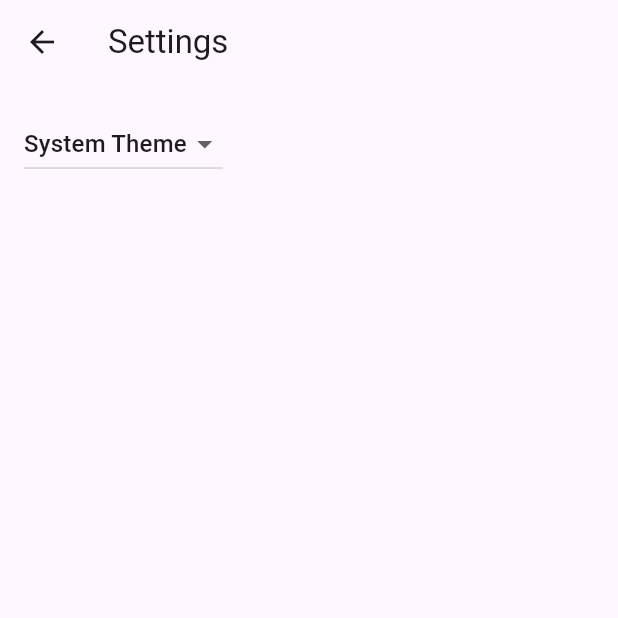
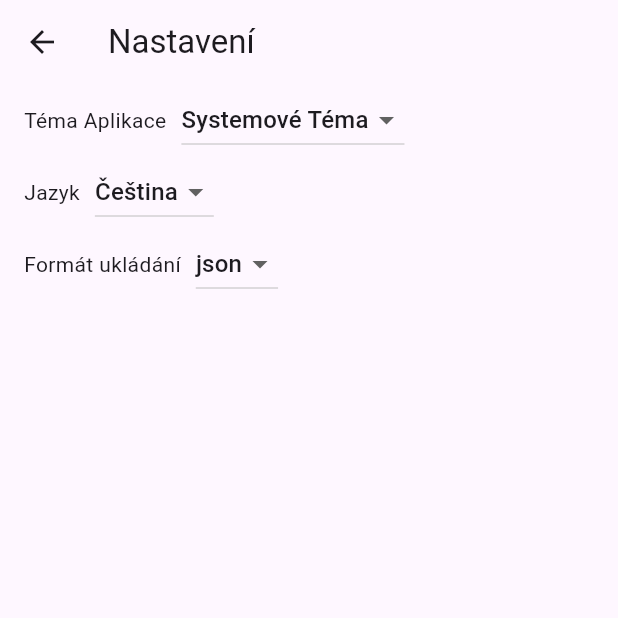
Before and after one commit to VSladek/Rimacom_poznamkova_appka, a Flutter app: the screen it shows after launch, after a tap on the "settings" icon, on a phone screen of 412 x 824 dp, the top half of it. Run offline on Flutter 3.47's test engine with Material 3 defaults, Android fonts, the phone set to English and light mode, and no system bars; our stand-ins replace shared_preferences; generated files the repository leaves out were written again.

Commit message:
Working settings, Notes Details

```diff
--- a/lib/src/localization/app_cs.arb
+++ b/lib/src/localization/app_cs.arb
@@ -1,5 +1,22 @@
 {
   "@@locale": "cs",
   "appTitle": "Poznámky",
-  "helloWorld": "Ahoj Světe!"
+  "settings": "Nastavení",
+  "language": "Jazyk",
+  "format": "Formát ukládání",
+  "format_txt": "txt",
+  "format_json": "json",
+  "export": "Exportovat Poznámky",
+  "import": "Importovat Poznámky",
+  "theme": "Téma Aplikace",
+  "light_theme": "Světlé Téma",
+  "dark_theme": "Tmavé Téma",
+  "system_theme": "Systemové Téma",
+  "edit_note": "Editovat",
+  "new_note": "Nový",
+  "delete_note": "Smazat",
+  "save": "Uložit",
+  "title": "Název:",
+  "body": "Tělo:",
+  "time": "Čas:"
 }
--- a/lib/src/pages/home.dart
+++ b/lib/src/pages/home.dart
@@ -1,5 +1,6 @@
 import 'package:flutter/material.dart';
 import 'package:flutter_gen/gen_l10n/app_localizations.dart';
+import 'package:rimacom_poznamkova_appka/src/pages/notes/note.dart';
 import 'notes/note_detail.dart';
 import 'notes/notes_list.dart';
 import 'settings/settings_controller.dart';
@@ -26,7 +27,8 @@ class Home extends StatelessWidget {
           //localization
           localizationsDelegates: AppLocalizations.localizationsDelegates,
           supportedLocales: AppLocalizations.supportedLocales,
-          locale: const Locale('cs', ''),
+          locale: settingsController.localization,
+
           localeResolutionCallback: (
             locale,
             supportedLocales,
@@ -51,7 +53,9 @@ class Home extends StatelessWidget {
                   case SettingsView.routeName:
                     return SettingsView(controller: settingsController);
                   case NoteDetail.routeName:
-                    return const NoteDetail();
+                    final Map<String, dynamic> noteJson = routeSettings.arguments as Map<String, dynamic>;
+                    final Note notedata = Note.fromJson(noteJson);
+                    return NoteDetail(note: notedata);
                   case NoteList.routeName:
                   default:
                     return const NoteList();
--- a/lib/src/pages/notes/note.dart
+++ b/lib/src/pages/notes/note.dart
@@ -8,4 +8,22 @@ class Note {
   final String detail;
 
   final int date;
+
+  Map<String, dynamic> toJson() {
+    return {
+      'id': id,
+      'name': name,
+      'detail': detail,
+      'date': date,
+    };
+  }
+
+  factory Note.fromJson(Map<String, dynamic> json) {
+    return Note(
+      json['id'] as int,
+      json['name'] as String,
+      json['detail'] as String,
+      json['date'] as int,
+    );
+  }
 }
--- /dev/null
+++ b/lib/src/pages/notes/note_saving.dart
@@ -0,0 +1,32 @@
+import 'package:flutter/material.dart';
+import '';
+
+class NoteSaveFormat {
+  static const String txt = 'txt';
+  static const String json = 'json';
+
+  final String format;
+
+  const NoteSaveFormat(this.format);
+
+  bool isSupported() {
+    return format == txt || format == json;
+  }
+
+  static NoteSaveFormat? fromString(String formatString) {
+    if (formatString == txt || formatString == json) {
+      return NoteSaveFormat(formatString);
+    }
+    return null;
+  }
+
+  @override
+  bool operator ==(Object other) {
+    if (identical(this, other)) return true;
+
+    return other is NoteSaveFormat && other.format == format;
+  }
+
+  @override
+  int get hashCode => format.hashCode;
+}
--- a/lib/src/pages/notes/notes_list.dart
+++ b/lib/src/pages/notes/notes_list.dart
@@ -43,9 +43,11 @@ class NoteList extends StatelessWidget {
               title: Text(item.name),
               leading: Text('${item.id}: '),
               onTap: () {
+                final itemJson = item.toJson();
                 Navigator.restorablePushNamed(
                   context,
                   NoteDetail.routeName,
+                  arguments: itemJson,
                 );
               });
         },
--- a/lib/src/pages/settings/settings_controller.dart
+++ b/lib/src/pages/settings/settings_controller.dart
@@ -1,50 +1,47 @@
 import 'package:flutter/material.dart';
-
+import '../notes/note_saving.dart';
 import 'settings_service.dart';
 
-/// A class that many Widgets can interact with to read user settings, update
-/// user settings, or listen to user settings changes.
-///
-/// Controllers glue Data Services to Flutter Widgets. The SettingsController
-/// uses the SettingsService to store and retrieve user settings.
 class SettingsController with ChangeNotifier {
   SettingsController(this._settingsService);
 
-  // Make SettingsService a private variable so it is not used directly.
   final SettingsService _settingsService;
 
-  // Make ThemeMode a private variable so it is not updated directly without
-  // also persisting the changes with the SettingsService.
   late ThemeMode _themeMode;
+  late Locale _localization;
+  late NoteSaveFormat _format;
 
-  // Allow Widgets to read the user's preferred ThemeMode.
   ThemeMode get themeMode => _themeMode;
+  Locale get localization => _localization;
+  NoteSaveFormat get format => _format;
 
-  /// Load the user's settings from the SettingsService. It may load from a
-  /// local database or the internet. The controller only knows it can load the
-  /// settings from the service.
   Future<void> loadSettings() async {
-    _themeMode = await _settingsService.themeMode();
+    _themeMode = await _settingsService.getThemeMode();
+    _localization = await _settingsService.getLocalization();
+    _format = await _settingsService.getFormat();
 
-    // Important! Inform listeners a change has occurred.
     notifyListeners();
   }
 
-  /// Update and persist the ThemeMode based on the user's selection.
   Future<void> updateThemeMode(ThemeMode? newThemeMode) async {
     if (newThemeMode == null) return;
-
-    // Do not perform any work if new and old ThemeMode are identical
     if (newThemeMode == _themeMode) return;
-
-    // Otherwise, store the new ThemeMode in memory
     _themeMode = newThemeMode;
-
-    // Important! Inform listeners a change has occurred.
     notifyListeners();
-
-    // Persist the changes to a local database or the internet using the
-    // SettingService.
     await _settingsService.updateThemeMode(newThemeMode);
   }
+  Future<void> updateLocalization(Locale? newLocalization) async {
+    if (newLocalization == null) return;
+    if (newLocalization == _localization) return;
+    _localization = newLocalization;
+    notifyListeners();
+    await _settingsService.updateLocalization(newLocalization);
+  }
+  Future<void> updateFormat(NoteSaveFormat? newFormat) async {
+    if (newFormat == null) return;
+    if (newFormat == _format) return;
+    _format = newFormat;
+    notifyListeners();
+    await _settingsService.updateFormat(newFormat);
+  }
 }
--- a/lib/src/pages/settings/settings_service.dart
+++ b/lib/src/pages/settings/settings_service.dart
@@ -1,17 +1,43 @@
 import 'package:flutter/material.dart';
+import 'package:shared_preferences/shared_preferences.dart';
+import '../notes/note_saving.dart';
 
-/// A service that stores and retrieves user settings.
-///
-/// By default, this class does not persist user settings. If you'd like to
-/// persist the user settings locally, use the shared_preferences package. If
-/// you'd like to store settings on a web server, use the http package.
 class SettingsService {
-  /// Loads the User's preferred ThemeMode from local or remote storage.
-  Future<ThemeMode> themeMode() async => ThemeMode.system;
+  static const String _themeKey = 'theme';
+  static const String _languageKey = 'language';
+  static const String _formatKey = 'format';
 
-  /// Persists the user's preferred ThemeMode to local or remote storage.
   Future<void> updateThemeMode(ThemeMode theme) async {
-    // Use the shared_preferences package to persist settings locally or the
-    // http package to persist settings over the network.
+    final SharedPreferences settings = await SharedPreferences.getInstance();
+    await settings.setInt(_themeKey, theme.index);
   }
+
+  Future<ThemeMode> getThemeMode() async {
+    final SharedPreferences settings = await SharedPreferences.getInstance();
+    final int? themeIndex = settings.getInt(_themeKey);
+    return themeIndex != null ? ThemeMode.values[themeIndex] : ThemeMode.system;
+  }
+
+  Future<void> updateLocalization(Locale locale) async {
+    final SharedPreferences settings = await SharedPreferences.getInstance();
+    await settings.setString(_languageKey, locale.languageCode);
+    }
+
+  Future<Locale> getLocalization() async {
+    final SharedPreferences settings = await SharedPreferences.getInstance();
+    final String? languageCode = settings.getString(_languageKey);
+    return languageCode != null ? Locale(languageCode) : const Locale('cs');
+  }
+
+  Future<void> updateFormat(NoteSaveFormat format) async {
+    final SharedPreferences settings = await SharedPreferences.getInstance();
+    await settings.setString(_formatKey, format.format);
+  }
+
+  Future<NoteSaveFormat> getFormat() async {
+    final SharedPreferences settings = await SharedPreferences.getInstance();
+    final String? format = settings.getString(_formatKey);
+    return format != null ? NoteSaveFormat(format) : const NoteSaveFormat('json');
+  }
+
 }
--- a/lib/src/pages/settings/settings_view.dart
+++ b/lib/src/pages/settings/settings_view.dart
@@ -1,11 +1,9 @@
 import 'package:flutter/material.dart';
+import 'package:flutter_gen/gen_l10n/app_localizations.dart';
+import 'settings_controller.dart';
+import '../notes/note_saving.dart';
 
-import 'settings_controller.dart';
 
-/// Displays the various settings that can be customized by the user.
-///
-/// When a user changes a setting, the SettingsController is updated and
-/// Widgets that listen to the SettingsController are rebuilt.
 class SettingsView extends StatelessWidget {
   const SettingsView({super.key, required this.controller});
 
@@ -17,35 +15,123 @@ class SettingsView extends StatelessWidget {
   Widget build(BuildContext context) {
     return Scaffold(
       appBar: AppBar(
-        title: const Text('Settings'),
+        title: Text(AppLocalizations.of(context)!.settings),
       ),
-      body: Padding(
-        padding: const EdgeInsets.all(16),
-        // Glue the SettingsController to the theme selection DropdownButton.
-        //
-        // When a user selects a theme from the dropdown list, the
-        // SettingsController is updated, which rebuilds the MaterialApp.
-        child: DropdownButton<ThemeMode>(
-          // Read the selected themeMode from the controller
-          value: controller.themeMode,
-          // Call the updateThemeMode method any time the user selects a theme.
-          onChanged: controller.updateThemeMode,
-          items: const [
-            DropdownMenuItem(
-              value: ThemeMode.system,
-              child: Text('System Theme'),
-            ),
-            DropdownMenuItem(
-              value: ThemeMode.light,
-              child: Text('Light Theme'),
-            ),
-            DropdownMenuItem(
-              value: ThemeMode.dark,
-              child: Text('Dark Theme'),
-            )
-          ],
-        ),
+      body: Column(
+        children: [
+          ThemeSetting(controller: controller),
+          LanguageSetting(controller: controller),
+          FileSetting(controller: controller),
+          //Export All Notes - from zip?
+          //Import Notes - from zip?
+        ],
       ),
     );
   }
 }
+
+class FileSetting extends StatelessWidget {
+  const FileSetting({
+    super.key,
+    required this.controller,
+  });
+
+  final SettingsController controller;
+
+  @override
+  Widget build(BuildContext context) {
+    return Row(
+      children: [
+        const SizedBox(width: 16),
+        Text(AppLocalizations.of(context)!.format),
+        const SizedBox(width: 10),
+        DropdownButton<NoteSaveFormat>(
+          value: controller.format,
+          onChanged: controller.updateFormat,
+          items:  [
+            DropdownMenuItem(
+              value: const NoteSaveFormat('json'),
+              child: Text(AppLocalizations.of(context)!.format_json),
+            ),
+            DropdownMenuItem(
+              value: const NoteSaveFormat('txt'),
+              child: Text(AppLocalizations.of(context)!.format_txt),
+            ),
+          ],
+        ),
+      ],
+    );
+  }
+}
+
+class LanguageSetting extends StatelessWidget {
+  const LanguageSetting({
+    super.key,
+    required this.controller,
+  });
+
+  final SettingsController controller;
+
+  @override
+  Widget build(BuildContext context) {
+    return Row(
+      children: [
+        const SizedBox(width: 16),
+        Text(AppLocalizations.of(context)!.language),
+        const SizedBox(width: 10),
+        DropdownButton<Locale>(
+          value: controller.localization,
+          onChanged: controller.updateLocalization,
+          items: const [
+            DropdownMenuItem(
+              value: Locale('cs'),
+              child: Text("Čeština"),
+            ),
+            DropdownMenuItem(
+              value: Locale('en'),
+              child: Text("English"),
+            ),
+          ],
+        ),
+      ],
+    );
+  }
+}
+
+class ThemeSetting extends StatelessWidget {
+  const ThemeSetting({
+    super.key,
+    required this.controller,
+  });
+
+  final SettingsController controller;
+
+  @override
+  Widget build(BuildContext context) {
+    return Row(
+      children: [
+        const SizedBox(width: 16),
+        Text(AppLocalizations.of(context)!.theme),
+        const SizedBox(width: 10),
+        DropdownButton<ThemeMode>(
+          value: controller.themeMode,
+          onChanged: controller.updateThemeMode,
+          items:  [
+            DropdownMenuItem(
+              value: ThemeMode.system,
+              child: Text(AppLocalizations.of(context)!.system_theme),
+            ),
+            DropdownMenuItem(
+              value: ThemeMode.light,
+              child: Text(AppLocalizations.of(context)!.light_theme),
+            ),
+            DropdownMenuItem(
+              value: ThemeMode.dark,
+              child: Text(AppLocalizations.of(context)!.dark_theme),
+            )
+          ],
+        ),
+      ],
+    );
+  }
+}
--- a/pubspec.yaml
+++ b/pubspec.yaml
@@ -11,6 +11,7 @@ dependencies:
     sdk: flutter
   flutter_localizations:
     sdk: flutter
+  shared_preferences:
   intl: any
 
 dev_dependencies:
```
Also changed, not shown: lib/src/localization/app_en.arb (+18 -1 lines), lib/src/pages/notes/note_detail.dart (+5 -4 lines), pubspec.lock, 1 other file.
